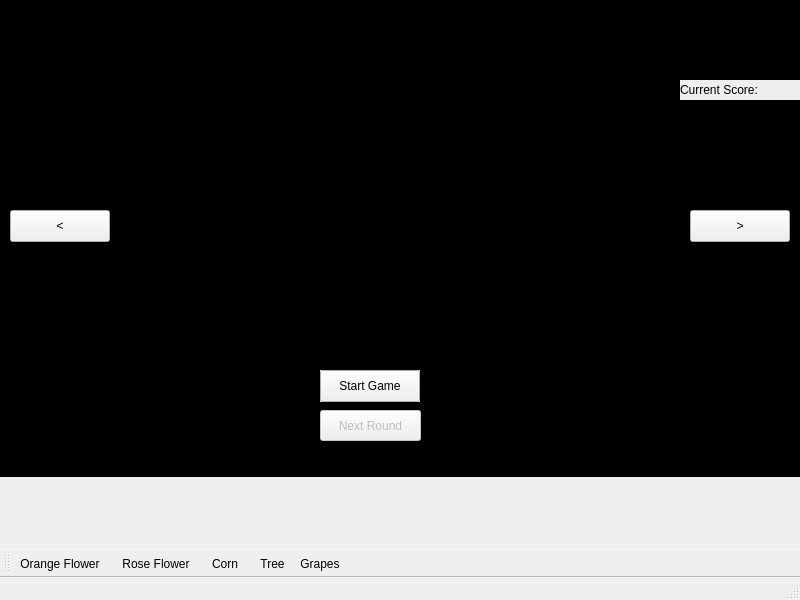
The window that EducationalApplication/mainwindow.ui (scottskidmore/EducationGame) describes before a commit, drawn with Qt 5.
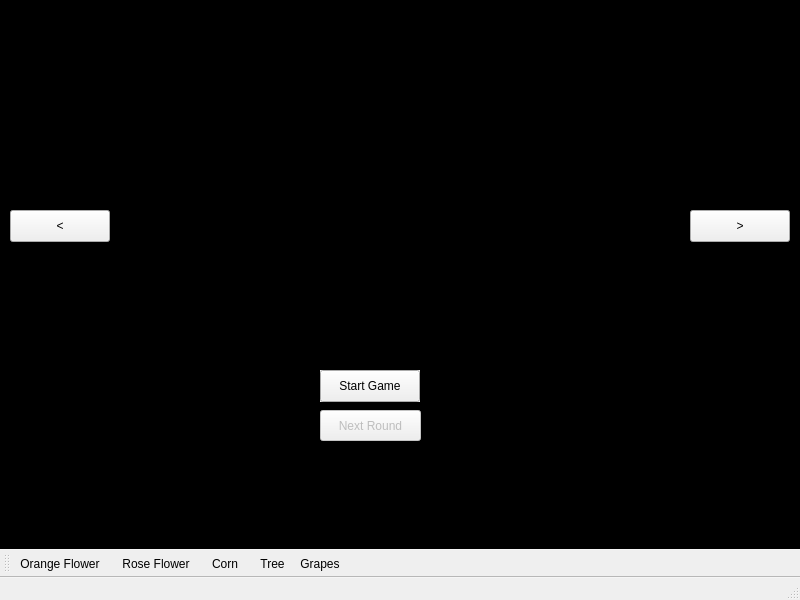
The same window after the commit. Icons and pictures are not drawn. Custom widgets are drawn as their Qt base class.

Commit message: Fixed scaling of slideshow

Diff of the .ui file:
```diff
--- a/EducationalApplication/mainwindow.ui
+++ b/EducationalApplication/mainwindow.ui
@@ -309,10 +309,10 @@
     </property>
     <property name="geometry">
      <rect>
-      <x>-5</x>
-      <y>-4</y>
-      <width>821</width>
-      <height>481</height>
+      <x>0</x>
+      <y>0</y>
+      <width>801</width>
+      <height>581</height>
      </rect>
     </property>
     <property name="styleSheet">
@@ -354,6 +354,7 @@
      <string>Next Round</string>
     </property>
    </widget>
+   <zorder>CurrentScoreLabel</zorder>
    <zorder>timerLabel</zorder>
    <zorder>scrollArea_2</zorder>
    <zorder>label</zorder>
@@ -368,7 +369,6 @@
    <zorder>scrollArea</zorder>
    <zorder>startLabel</zorder>
    <zorder>startButton</zorder>
-   <zorder>CurrentScoreLabel</zorder>
    <zorder>startRound</zorder>
    <zorder>nextSlide</zorder>
    <zorder>previousSlide</zorder>
```
The commit also changes 1 other file.
